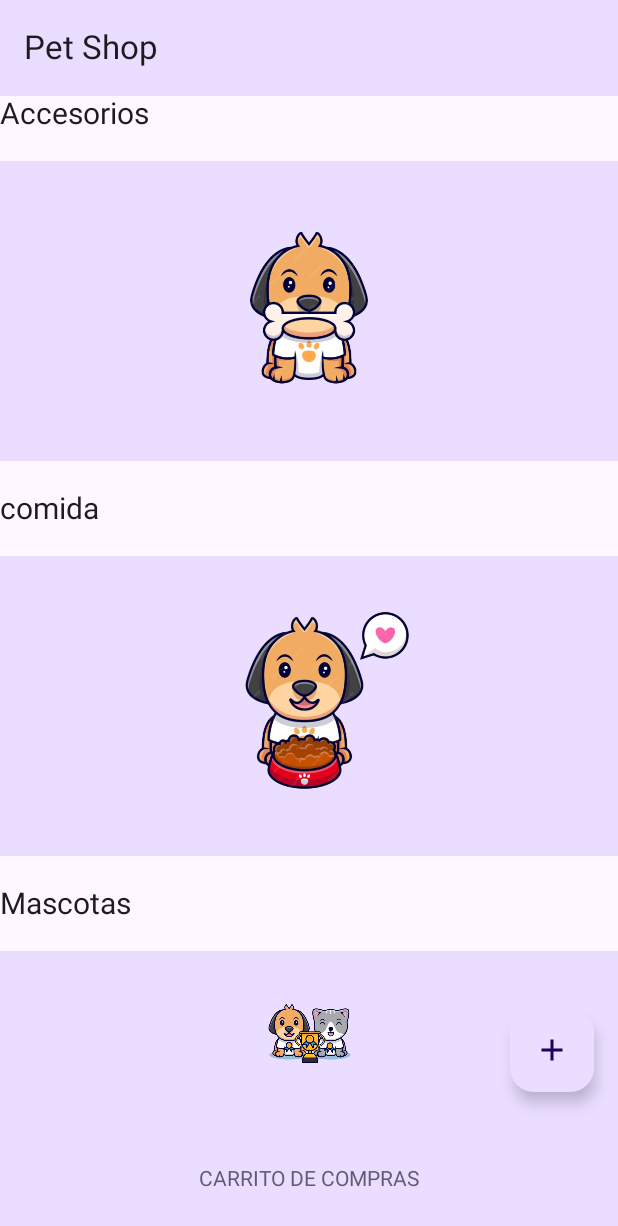
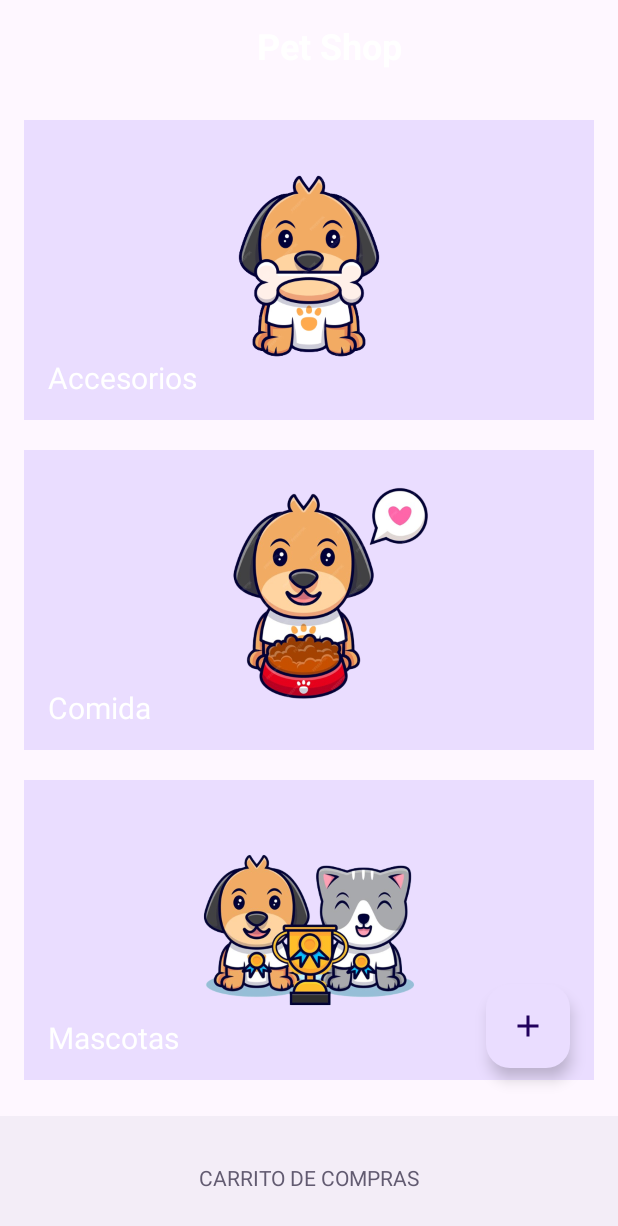
Before and after one commit to JonathanREV2003/Pet_Shop, an Android app built with Jetpack Compose: the PantallaNo2 screen opened directly, with no data from a screen before it, on a phone screen of 412 x 824 dp. Shown: the top 1226 px of the screen. Run offline under Robolectric (Android 15) with nearby library versions, the phone set to English and light mode, and no system bars.

Commit message:
se centran los image button tanto del view accesories y el pantalla no2

```diff
--- a/app/src/main/java/com/example/tiendamascotas/view/ViewPantallaNo2.kt
+++ b/app/src/main/java/com/example/tiendamascotas/view/ViewPantallaNo2.kt
@@ -34,6 +34,8 @@ import androidx.compose.ui.Modifier
 import androidx.compose.ui.draw.clip
 import androidx.compose.ui.platform.LocalContext
 import androidx.compose.ui.res.painterResource
+import androidx.compose.ui.text.TextStyle
+import androidx.compose.ui.text.font.FontWeight
 import androidx.compose.ui.text.style.TextAlign
 import androidx.compose.ui.tooling.preview.Preview
 import androidx.compose.ui.unit.dp
@@ -52,17 +54,26 @@ fun ScaffolPrincipal2() {
     Scaffold(
         topBar = {
             TopAppBar(
-                colors = TopAppBarDefaults.centerAlignedTopAppBarColors(
-                    containerColor = MaterialTheme.colorScheme.primaryContainer
-                ),
+                modifier = Modifier.background(MaterialTheme.colorScheme.primaryContainer),
                 title = {
-                    Text("Pet Shop")
+                    Text(
+                        text = "Pet Shop",
+                        modifier = Modifier
+                            .fillMaxWidth()
+                            .padding(start = 11.dp),
+                        textAlign = TextAlign.Center,
+                        style = TextStyle(
+                            fontWeight = FontWeight.Bold,
+                            fontSize = 24.sp,
+                            color = MaterialTheme.colorScheme.onPrimary
+                        )
+                    )
                 }
             )
         },
         bottomBar = {
             BottomAppBar(
-                containerColor = MaterialTheme.colorScheme.primaryContainer,
+                modifier = Modifier.background(MaterialTheme.colorScheme.primaryContainer),
                 contentColor = MaterialTheme.colorScheme.secondary,
             ) {
                 Text(
@@ -73,76 +84,70 @@ fun ScaffolPrincipal2() {
             }
         },
         floatingActionButton = {
-            FloatingActionButton(onClick = {
+            FloatingActionButton(
+                onClick = {
                     mContexto.startActivity(Intent(mContexto, ListActivity::class.java))
-            }) {
+                },
+                modifier = Modifier.padding(16.dp)
+            ) {
                 Icon(Icons.Default.Add, contentDescription = "Add")
             }
         }
     ) { innerPadding ->
         Column(
-            modifier = Modifier.padding(innerPadding),
+            modifier = Modifier
+                .padding(innerPadding)
+                .padding(16.dp),
             verticalArrangement = Arrangement.spacedBy(20.dp),
         ) {
-            Text(text = "Accesorios", fontSize = 20.sp)
-            Box(
-                modifier = Modifier
-                    .fillMaxWidth()
-                    .height(200.dp) // Ajusta la altura según tus necesidades
-                    .background(MaterialTheme.colorScheme.primaryContainer) // Color de fondo del Box
-                    .padding(16.dp), // Espaciado interno
-                contentAlignment = Alignment.Center,
-            ) {
-                Image(
-                    painter = painterResource(id = R.drawable.accesorios2),
-                    contentDescription = null,
-                    modifier = Modifier
-                        .clickable {
+            ItemCard(
+                title = "Accesorios",
+                imageResource = R.drawable.accesorios2,
+                onClick = {
                     mContexto.startActivity(
                         Intent(mContexto, ActivityAccesorios::class.java)
                     )
                 }
-                        .clip(RoundedCornerShape(16.dp)) // Esquinas redondeadas
             )
-            }
-            Text(text = "comida", fontSize = 20.sp)
-            Box(
-                modifier = Modifier
-                    .fillMaxWidth()
-                    .height(200.dp) // Ajusta la altura según tus necesidades
-                    .background(MaterialTheme.colorScheme.primaryContainer) // Color de fondo del Box
-                    .padding(16.dp), // Espaciado interno
-                contentAlignment = Alignment.Center,
-            ) {
-                Image(
-                    painter = painterResource(id = R.drawable.comida),
-                    contentDescription = null,
-                    modifier = Modifier
-                        .clip(RoundedCornerShape(16.dp)) // Esquinas redondeadas
-                        .clickable { println("CLICK") }
+            ItemCard(
+                title = "Comida",
+                imageResource = R.drawable.comida,
+                onClick = { println("CLICK") }
             )
-            }
-            Text(text = "Mascotas", fontSize = 20.sp)
-            Box(
-                modifier = Modifier
-                    .fillMaxWidth()
-                    .height(200.dp) // Ajusta la altura según tus necesidades
-                    .background(MaterialTheme.colorScheme.primaryContainer) // Color de fondo del Box
-                    .padding(16.dp), // Espaciado interno
-                contentAlignment = Alignment.Center,
-            ) {
-                Image(
-                    painter = painterResource(id = R.drawable.mascotas),
-                    contentDescription = null,
-                    modifier = Modifier
-                        .clip(RoundedCornerShape(16.dp)) // Esquinas redondeadas
-                        .clickable { println("CLICK") }
+            ItemCard(
+                title = "Mascotas",
+                imageResource = R.drawable.mascotas,
+                onClick = { println("CLICK") }
             )
         }
     }
 }
+
+@Composable
+fun ItemCard(title: String, imageResource: Int, onClick: () -> Unit) {
+    Box(
+        modifier = Modifier
+            .fillMaxWidth()
+            .height(200.dp)
+            .background(MaterialTheme.colorScheme.primaryContainer)
+            .clip(RoundedCornerShape(16.dp))
+            .clickable(onClick = onClick),
+        contentAlignment = Alignment.Center,
+    ) {
+        Image(
+            painter = painterResource(id = imageResource),
+            contentDescription = null,
+        )
+        Text(
+            text = title,
+            fontSize = 20.sp,
+            color = MaterialTheme.colorScheme.onPrimary,
+            modifier = Modifier
+                .padding(16.dp)
+                .align(Alignment.BottomStart)
+        )
     }
-
+}
 
 
 @Preview
```
Lines whose indentation alone changed are shown as unchanged.
